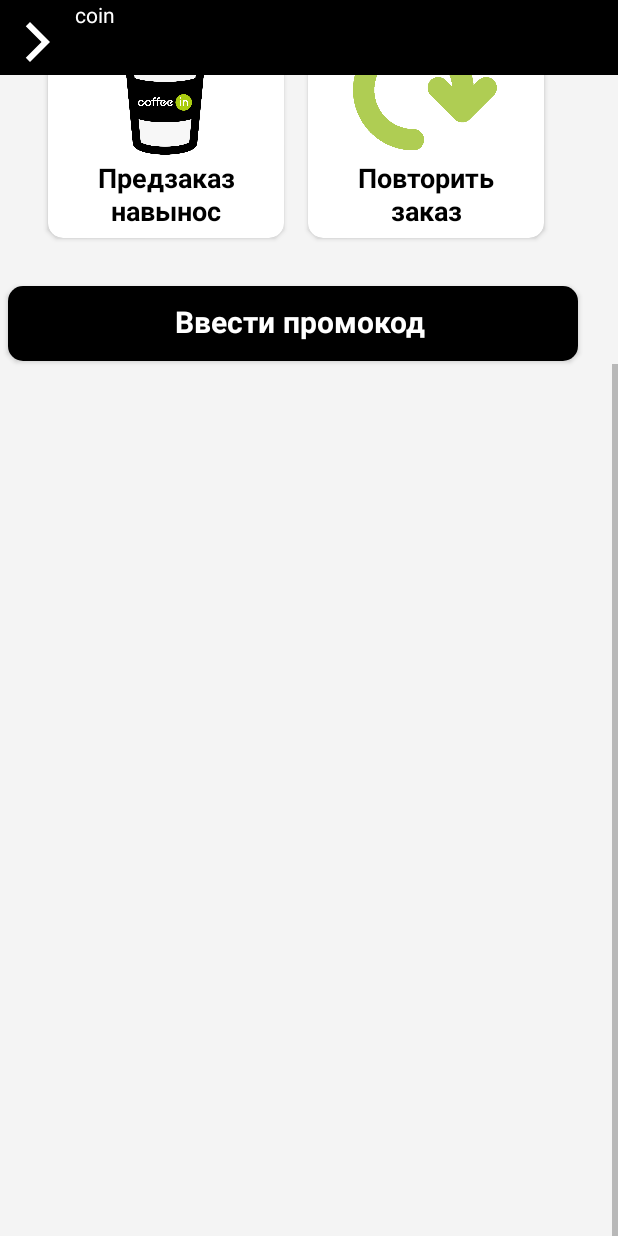
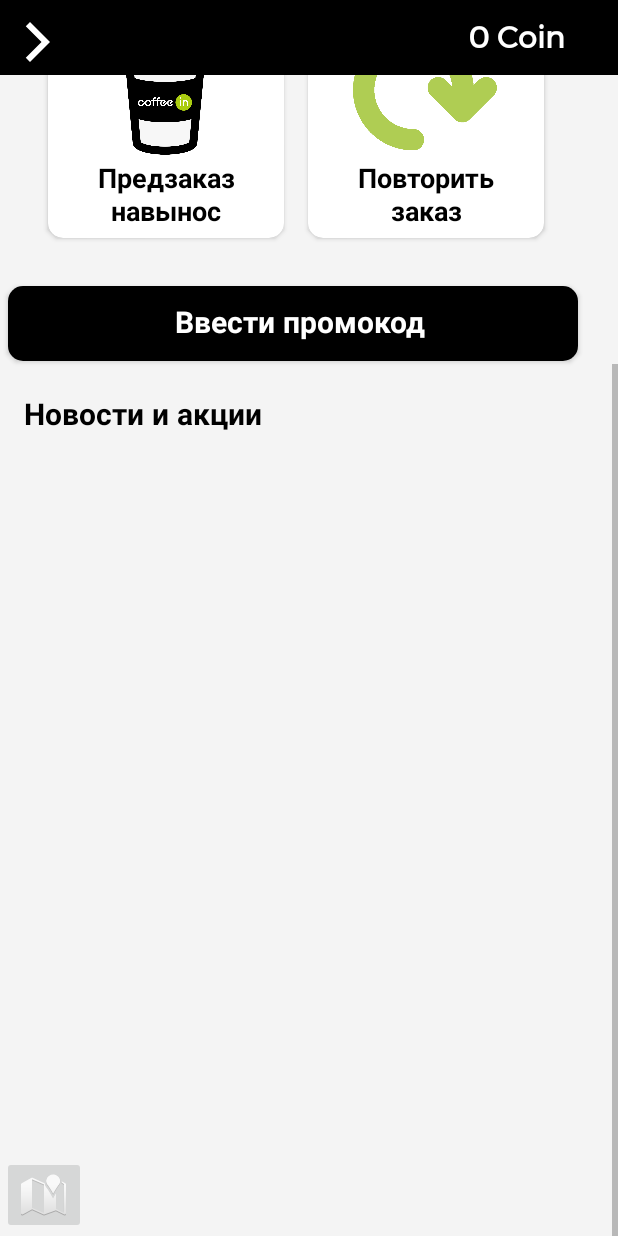
Before and after one commit to bistenofficial/CoffeIn, an Android app: the screen it shows after launch (MainActivity), scrolled down 256 dp, on a phone screen of 412 x 824 dp. Run offline under Robolectric (Android 15) with nearby library versions, the light colour scheme and no system bars; Roboto replaces fonts that are not available here.

Commit message:
Добавлены элемент Recyclerview и адаптер(не доделан). Мелкие корректировки.

```diff
--- /dev/null
+++ b/app/src/main/java/com/example/coffein/RecyclerViewAdapterNewsAndPromotion.java
@@ -0,0 +1,6 @@
+package com.example.coffein;
+
+public class RecyclerViewAdapterNewsAndPromotion
+{
+
+}
--- a/app/src/main/res/layout/activity_main.xml
+++ b/app/src/main/res/layout/activity_main.xml
@@ -8,10 +8,9 @@
     android:background="@color/black"
     tools:context=".MainActivity">
 
-    <LinearLayout
+    <androidx.constraintlayout.widget.ConstraintLayout
         android:layout_width="match_parent"
         android:layout_height="match_parent"
-        android:orientation="horizontal"
         app:layout_constraintStart_toStartOf="parent"
         app:layout_constraintTop_toTopOf="parent">
 
@@ -27,13 +26,18 @@
 
         <TextView
             android:id="@+id/textView3"
-            android:layout_width="wrap_content"
-            android:layout_height="wrap_content"
-            android:text="coin"
+            android:layout_width="100dp"
+            android:layout_height="50dp"
+            android:layout_marginStart="276dp"
+            android:fontFamily="@font/montserrat"
+            android:gravity="center_vertical|end"
+            android:text="0 Coin"
             android:textColor="@color/white"
+            android:textSize="20sp"
+            android:textStyle="bold"
             app:layout_constraintStart_toStartOf="parent"
             app:layout_constraintTop_toTopOf="parent" />
-    </LinearLayout>
+    </androidx.constraintlayout.widget.ConstraintLayout>
 
     <ScrollView
         android:layout_width="match_parent"
@@ -101,9 +105,9 @@
 
                     <ImageView
                         android:id="@+id/imageView2"
-                        android:layout_width="276dp"
-                        android:layout_height="111dp"
-                        android:layout_marginStart="68dp"
+                        android:layout_width="260dp"
+                        android:layout_height="99dp"
+                        android:layout_marginStart="64dp"
                         app:layout_constraintStart_toStartOf="parent"
                         app:layout_constraintTop_toTopOf="parent"
                         app:srcCompat="@drawable/splashpic" />
@@ -205,6 +209,7 @@
                 </androidx.cardview.widget.CardView>
 
                 <androidx.cardview.widget.CardView
+                    android:id="@+id/cardView3"
                     android:layout_width="380dp"
                     android:layout_height="50dp"
                     android:layout_marginStart="5dp"
@@ -234,6 +239,49 @@
                             app:layout_constraintTop_toTopOf="parent" />
                     </androidx.constraintlayout.widget.ConstraintLayout>
                 </androidx.cardview.widget.CardView>
+
+                <TextView
+                    android:id="@+id/textView4"
+                    android:layout_width="wrap_content"
+                    android:layout_height="wrap_content"
+                    android:layout_marginStart="16dp"
+                    android:layout_marginTop="20dp"
+                    android:fontFamily="@font/montserrat"
+                    android:gravity="center"
+                    android:text="Новости и акции"
+                    android:textColor="@color/black"
+                    android:textSize="20sp"
+                    android:textStyle="bold"
+                    app:layout_constraintStart_toStartOf="parent"
+                    app:layout_constraintTop_toBottomOf="@+id/cardView3" />
+
+                <androidx.recyclerview.widget.RecyclerView
+                    android:layout_width="102dp"
+                    android:layout_height="wrap_content"
+                    android:layout_marginStart="17dp"
+                    android:layout_marginTop="11dp"
+                    android:orientation="horizontal"
+                    app:layout_constraintStart_toStartOf="parent"
+                    app:layout_constraintTop_toBottomOf="@+id/textView4" />
+
+                <androidx.constraintlayout.widget.ConstraintLayout
+                    android:id="@+id/constraintLayout"
+                    android:layout_width="wrap_content"
+                    android:layout_height="wrap_content"
+                    android:layout_marginStart="1dp"
+                    android:layout_marginBottom="1dp"
+                    app:layout_constraintBottom_toBottomOf="parent"
+                    app:layout_constraintStart_toStartOf="parent">
+
+                    <ImageButton
+                        android:id="@+id/imageButton2"
+                        android:layout_width="wrap_content"
+                        android:layout_height="wrap_content"
+                        app:layout_constraintBottom_toBottomOf="parent"
+                        app:layout_constraintStart_toStartOf="parent"
+                        app:srcCompat="@android:drawable/ic_dialog_map" />
+                </androidx.constraintlayout.widget.ConstraintLayout>
+
             </androidx.constraintlayout.widget.ConstraintLayout>
         </LinearLayout>
     </ScrollView>
```
Also changed, not shown: app/src/main/res/font/.xml (deleted, +0 -7 lines), app/src/main/res/layout/recyclerview_adapter_news_and_promotion.xml (added, +21 -0 lines).
